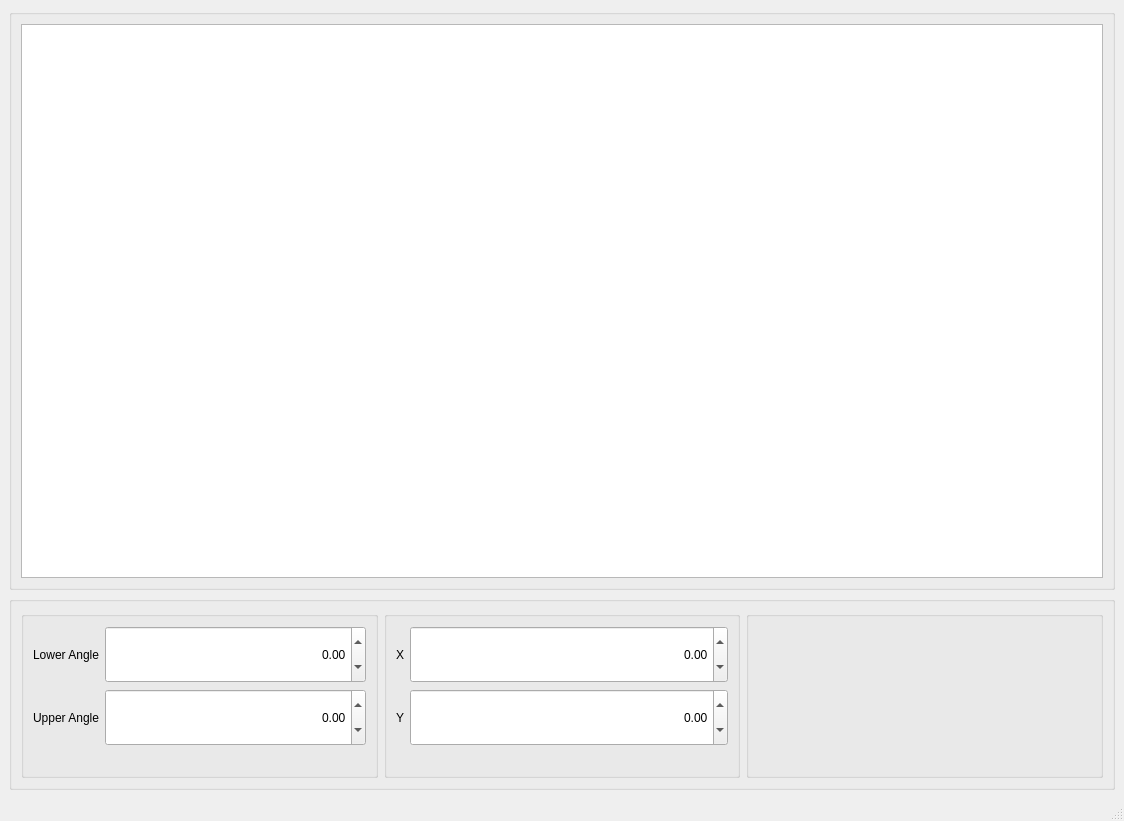
This is mainwindow.ui in MattCubed/QArmSim as Qt 5 draws it before an edit. The edited form follows.
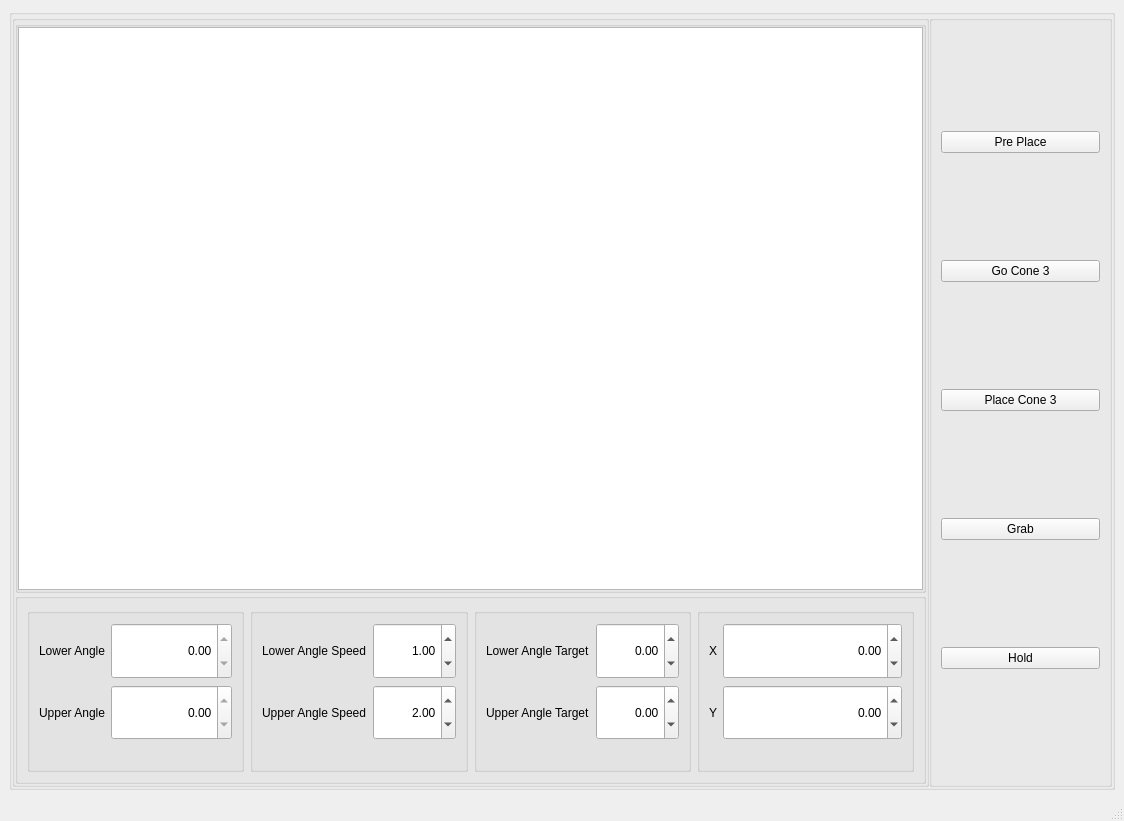
This is the edited form.

Commit message: Added animated motion and target values

What changed in the file:
```diff
--- a/mainwindow.ui
+++ b/mainwindow.ui
@@ -16,6 +16,54 @@
   <widget class="QWidget" name="centralwidget">
    <layout class="QVBoxLayout" name="verticalLayout">
     <item>
+     <widget class="QGroupBox" name="groupBox_8">
+      <property name="title">
+       <string/>
+      </property>
+      <layout class="QHBoxLayout" name="horizontalLayout_2">
+       <property name="spacing">
+        <number>0</number>
+       </property>
+       <property name="leftMargin">
+        <number>0</number>
+       </property>
+       <property name="topMargin">
+        <number>0</number>
+       </property>
+       <property name="rightMargin">
+        <number>0</number>
+       </property>
+       <property name="bottomMargin">
+        <number>0</number>
+       </property>
+       <item>
+        <widget class="QGroupBox" name="groupBox_6">
+         <property name="sizePolicy">
+          <sizepolicy hsizetype="Preferred" vsizetype="Preferred">
+           <horstretch>5</horstretch>
+           <verstretch>0</verstretch>
+          </sizepolicy>
+         </property>
+         <property name="title">
+          <string/>
+         </property>
+         <layout class="QVBoxLayout" name="verticalLayout_3">
+          <property name="spacing">
+           <number>0</number>
+          </property>
+          <property name="leftMargin">
+           <number>0</number>
+          </property>
+          <property name="topMargin">
+           <number>0</number>
+          </property>
+          <property name="rightMargin">
+           <number>0</number>
+          </property>
+          <property name="bottomMargin">
+           <number>0</number>
+          </property>
+          <item>
      <widget class="QGroupBox" name="groupBox">
       <property name="sizePolicy">
        <sizepolicy hsizetype="Preferred" vsizetype="Preferred">
@@ -27,6 +75,21 @@
        <string/>
       </property>
       <layout class="QVBoxLayout" name="verticalLayout_2">
+             <property name="spacing">
+              <number>0</number>
+             </property>
+             <property name="leftMargin">
+              <number>0</number>
+             </property>
+             <property name="topMargin">
+              <number>0</number>
+             </property>
+             <property name="rightMargin">
+              <number>0</number>
+             </property>
+             <property name="bottomMargin">
+              <number>0</number>
+             </property>
        <item>
         <widget class="QGraphicsView" name="main_sim">
          <property name="verticalScrollBarPolicy">
@@ -55,6 +118,128 @@
        <string/>
       </property>
       <layout class="QHBoxLayout" name="horizontalLayout">
+             <item>
+              <widget class="QGroupBox" name="groupBox_3">
+               <property name="sizePolicy">
+                <sizepolicy hsizetype="Preferred" vsizetype="Preferred">
+                 <horstretch>1</horstretch>
+                 <verstretch>0</verstretch>
+                </sizepolicy>
+               </property>
+               <property name="title">
+                <string/>
+               </property>
+               <layout class="QGridLayout" name="gridLayout_3">
+                <item row="1" column="0">
+                 <widget class="QLabel" name="label_8">
+                  <property name="text">
+                   <string>Upper Angle</string>
+                  </property>
+                 </widget>
+                </item>
+                <item row="0" column="1">
+                 <widget class="QDoubleSpinBox" name="lower_arm_at">
+                  <property name="sizePolicy">
+                   <sizepolicy hsizetype="Expanding" vsizetype="MinimumExpanding">
+                    <horstretch>1</horstretch>
+                    <verstretch>0</verstretch>
+                   </sizepolicy>
+                  </property>
+                  <property name="minimumSize">
+                   <size>
+                    <width>0</width>
+                    <height>30</height>
+                   </size>
+                  </property>
+                  <property name="styleSheet">
+                   <string notr="true"/>
+                  </property>
+                  <property name="wrapping">
+                   <bool>false</bool>
+                  </property>
+                  <property name="alignment">
+                   <set>Qt::AlignRight|Qt::AlignTrailing|Qt::AlignVCenter</set>
+                  </property>
+                  <property name="readOnly">
+                   <bool>true</bool>
+                  </property>
+                  <property name="buttonSymbols">
+                   <enum>QAbstractSpinBox::UpDownArrows</enum>
+                  </property>
+                  <property name="showGroupSeparator" stdset="0">
+                   <bool>false</bool>
+                  </property>
+                  <property name="minimum">
+                   <double>-360.000000000000000</double>
+                  </property>
+                  <property name="maximum">
+                   <double>360.000000000000000</double>
+                  </property>
+                  <property name="singleStep">
+                   <double>5.000000000000000</double>
+                  </property>
+                 </widget>
+                </item>
+                <item row="0" column="0">
+                 <widget class="QLabel" name="label_7">
+                  <property name="text">
+                   <string>Lower Angle</string>
+                  </property>
+                 </widget>
+                </item>
+                <item row="2" column="0" colspan="2">
+                 <widget class="QLabel" name="label_9">
+                  <property name="text">
+                   <string/>
+                  </property>
+                 </widget>
+                </item>
+                <item row="1" column="1">
+                 <widget class="QDoubleSpinBox" name="upper_arm_at">
+                  <property name="sizePolicy">
+                   <sizepolicy hsizetype="Expanding" vsizetype="MinimumExpanding">
+                    <horstretch>1</horstretch>
+                    <verstretch>0</verstretch>
+                   </sizepolicy>
+                  </property>
+                  <property name="minimumSize">
+                   <size>
+                    <width>0</width>
+                    <height>30</height>
+                   </size>
+                  </property>
+                  <property name="styleSheet">
+                   <string notr="true"/>
+                  </property>
+                  <property name="wrapping">
+                   <bool>false</bool>
+                  </property>
+                  <property name="alignment">
+                   <set>Qt::AlignRight|Qt::AlignTrailing|Qt::AlignVCenter</set>
+                  </property>
+                  <property name="readOnly">
+                   <bool>true</bool>
+                  </property>
+                  <property name="buttonSymbols">
+                   <enum>QAbstractSpinBox::UpDownArrows</enum>
+                  </property>
+                  <property name="showGroupSeparator" stdset="0">
+                   <bool>false</bool>
+                  </property>
+                  <property name="minimum">
+                   <double>-360.000000000000000</double>
+                  </property>
+                  <property name="maximum">
+                   <double>360.000000000000000</double>
+                  </property>
+                  <property name="singleStep">
+                   <double>5.000000000000000</double>
+                  </property>
+                 </widget>
+                </item>
+               </layout>
+              </widget>
+             </item>
        <item>
         <widget class="QGroupBox" name="groupBox_5">
          <property name="sizePolicy">
@@ -70,14 +255,14 @@
           <item row="0" column="0">
            <widget class="QLabel" name="label">
             <property name="text">
-             <string>Lower Angle</string>
+                   <string>Lower Angle Speed</string>
             </property>
            </widget>
           </item>
           <item row="1" column="0">
            <widget class="QLabel" name="label_2">
             <property name="text">
-             <string>Upper Angle</string>
+                   <string>Upper Angle Speed</string>
             </property>
            </widget>
           </item>
@@ -89,6 +274,128 @@
            </widget>
           </item>
           <item row="0" column="1">
+                 <widget class="QDoubleSpinBox" name="lower_arm_speed">
+                  <property name="sizePolicy">
+                   <sizepolicy hsizetype="Expanding" vsizetype="MinimumExpanding">
+                    <horstretch>1</horstretch>
+                    <verstretch>0</verstretch>
+                   </sizepolicy>
+                  </property>
+                  <property name="minimumSize">
+                   <size>
+                    <width>0</width>
+                    <height>30</height>
+                   </size>
+                  </property>
+                  <property name="styleSheet">
+                   <string notr="true"/>
+                  </property>
+                  <property name="wrapping">
+                   <bool>false</bool>
+                  </property>
+                  <property name="alignment">
+                   <set>Qt::AlignRight|Qt::AlignTrailing|Qt::AlignVCenter</set>
+                  </property>
+                  <property name="buttonSymbols">
+                   <enum>QAbstractSpinBox::UpDownArrows</enum>
+                  </property>
+                  <property name="showGroupSeparator" stdset="0">
+                   <bool>false</bool>
+                  </property>
+                  <property name="minimum">
+                   <double>-360.000000000000000</double>
+                  </property>
+                  <property name="maximum">
+                   <double>360.000000000000000</double>
+                  </property>
+                  <property name="singleStep">
+                   <double>0.100000000000000</double>
+                  </property>
+                  <property name="value">
+                   <double>1.000000000000000</double>
+                  </property>
+                 </widget>
+                </item>
+                <item row="1" column="1">
+                 <widget class="QDoubleSpinBox" name="upper_arm_speed">
+                  <property name="sizePolicy">
+                   <sizepolicy hsizetype="Expanding" vsizetype="MinimumExpanding">
+                    <horstretch>1</horstretch>
+                    <verstretch>0</verstretch>
+                   </sizepolicy>
+                  </property>
+                  <property name="minimumSize">
+                   <size>
+                    <width>0</width>
+                    <height>30</height>
+                   </size>
+                  </property>
+                  <property name="styleSheet">
+                   <string notr="true"/>
+                  </property>
+                  <property name="wrapping">
+                   <bool>false</bool>
+                  </property>
+                  <property name="alignment">
+                   <set>Qt::AlignRight|Qt::AlignTrailing|Qt::AlignVCenter</set>
+                  </property>
+                  <property name="buttonSymbols">
+                   <enum>QAbstractSpinBox::UpDownArrows</enum>
+                  </property>
+                  <property name="showGroupSeparator" stdset="0">
+                   <bool>false</bool>
+                  </property>
+                  <property name="minimum">
+                   <double>-360.000000000000000</double>
+                  </property>
+                  <property name="maximum">
+                   <double>360.000000000000000</double>
+                  </property>
+                  <property name="singleStep">
+                   <double>0.100000000000000</double>
+                  </property>
+                  <property name="value">
+                   <double>2.000000000000000</double>
+                  </property>
+                 </widget>
+                </item>
+               </layout>
+              </widget>
+             </item>
+             <item>
+              <widget class="QGroupBox" name="groupBox_7">
+               <property name="sizePolicy">
+                <sizepolicy hsizetype="Preferred" vsizetype="Preferred">
+                 <horstretch>1</horstretch>
+                 <verstretch>0</verstretch>
+                </sizepolicy>
+               </property>
+               <property name="title">
+                <string/>
+               </property>
+               <layout class="QGridLayout" name="gridLayout_4">
+                <item row="0" column="0">
+                 <widget class="QLabel" name="label_10">
+                  <property name="text">
+                   <string>Lower Angle Target</string>
+                  </property>
+                 </widget>
+                </item>
+                <item row="1" column="0">
+                 <widget class="QLabel" name="label_11">
+                  <property name="text">
+                   <string>Upper Angle Target</string>
+                  </property>
+                 </widget>
+                </item>
+                <item row="2" column="0">
+                 <widget class="QLabel" name="label_12">
+                  <property name="text">
+                   <string/>
+                  </property>
+                 </widget>
+                </item>
+                <item row="0" column="1">
            <widget class="QDoubleSpinBox" name="lower_arm_angle">
             <property name="sizePolicy">
              <sizepolicy hsizetype="Expanding" vsizetype="MinimumExpanding">
@@ -287,8 +594,14 @@
          </layout>
         </widget>
        </item>
+            </layout>
+           </widget>
+          </item>
+         </layout>
+        </widget>
+       </item>
        <item>
-        <widget class="QGroupBox" name="groupBox_3">
+        <widget class="QGroupBox" name="groupBox_9">
          <property name="sizePolicy">
           <sizepolicy hsizetype="Preferred" vsizetype="Preferred">
            <horstretch>1</horstretch>
@@ -298,6 +611,43 @@
          <property name="title">
           <string/>
          </property>
+         <layout class="QVBoxLayout" name="verticalLayout_4">
+          <item>
+           <widget class="QPushButton" name="pre_place">
+            <property name="text">
+             <string>Pre Place</string>
+            </property>
+           </widget>
+          </item>
+          <item>
+           <widget class="QPushButton" name="cone_3">
+            <property name="text">
+             <string>Go Cone 3</string>
+            </property>
+           </widget>
+          </item>
+          <item>
+           <widget class="QPushButton" name="place_cone_3">
+            <property name="text">
+             <string>Place Cone 3</string>
+            </property>
+           </widget>
+          </item>
+          <item>
+           <widget class="QPushButton" name="grab">
+            <property name="text">
+             <string>Grab</string>
+            </property>
+           </widget>
+          </item>
+          <item>
+           <widget class="QPushButton" name="hold">
+            <property name="text">
+             <string>Hold</string>
+            </property>
+           </widget>
+          </item>
+         </layout>
         </widget>
        </item>
       </layout>
```
Left out of the diff: 2 changed lines with no effect on the pictures. Lines whose indentation alone changed are shown as unchanged. The commit also changes 3 other files.
